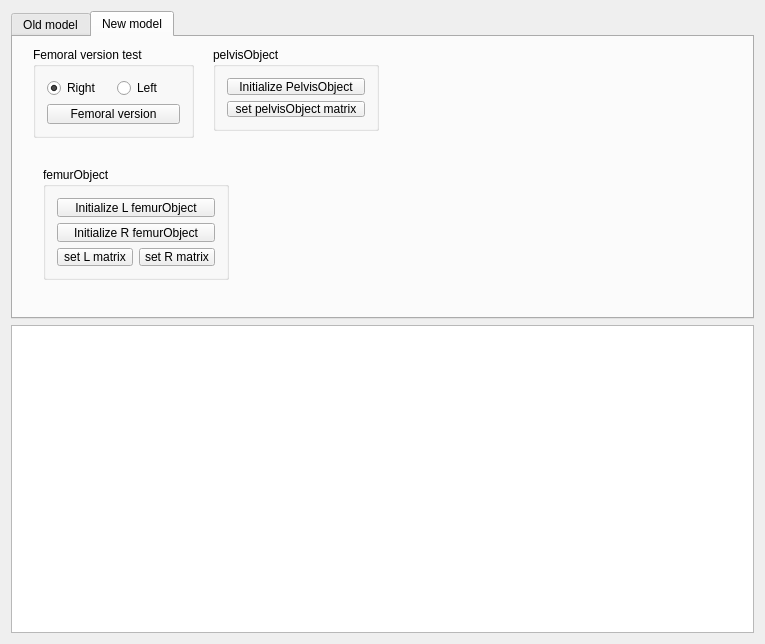
Old version of the form Plugins/org.mitk.lancet.hipplanning/src/internal/THAPlanningControls.ui in the repository zhaomengxiao/LancetMITK-Adition.
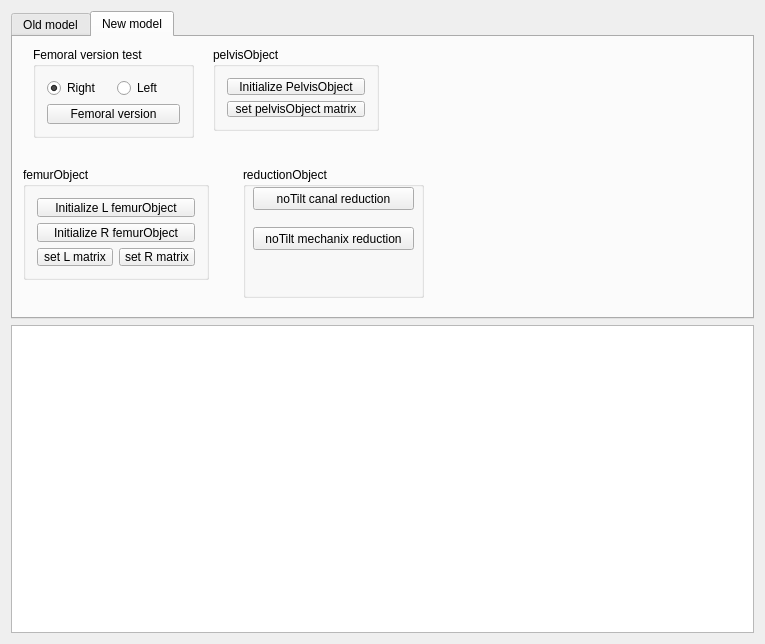
New version of the form.

Commit message: THAplanning(feature): ReductionObject

Diff of the .ui file:
```diff
--- a/Plugins/org.mitk.lancet.hipplanning/src/internal/THAPlanningControls.ui
+++ b/Plugins/org.mitk.lancet.hipplanning/src/internal/THAPlanningControls.ui
@@ -253,7 +253,7 @@
       <widget class="QGroupBox" name="groupBox_3">
        <property name="geometry">
         <rect>
-         <x>30</x>
+         <x>10</x>
          <y>130</y>
          <width>186</width>
          <height>113</height>
@@ -293,6 +293,45 @@
         </item>
        </layout>
       </widget>
+      <widget class="QGroupBox" name="groupBox_4">
+       <property name="geometry">
+        <rect>
+         <x>230</x>
+         <y>130</y>
+         <width>181</width>
+         <height>131</height>
+        </rect>
+       </property>
+       <property name="title">
+        <string>reductionObject</string>
+       </property>
+       <widget class="QPushButton" name="pushButton_noTiltCanalReduction">
+        <property name="geometry">
+         <rect>
+          <x>10</x>
+          <y>20</y>
+          <width>161</width>
+          <height>23</height>
+         </rect>
+        </property>
+        <property name="text">
+         <string>noTilt canal reduction</string>
+        </property>
+       </widget>
+       <widget class="QPushButton" name="pushButton_noTiltMechanicReduction">
+        <property name="geometry">
+         <rect>
+          <x>10</x>
+          <y>60</y>
+          <width>161</width>
+          <height>23</height>
+         </rect>
+        </property>
+        <property name="text">
+         <string>noTilt mechanix reduction</string>
+        </property>
+       </widget>
+      </widget>
      </widget>
     </widget>
    </item>
```
The commit also changes 7 other files.
